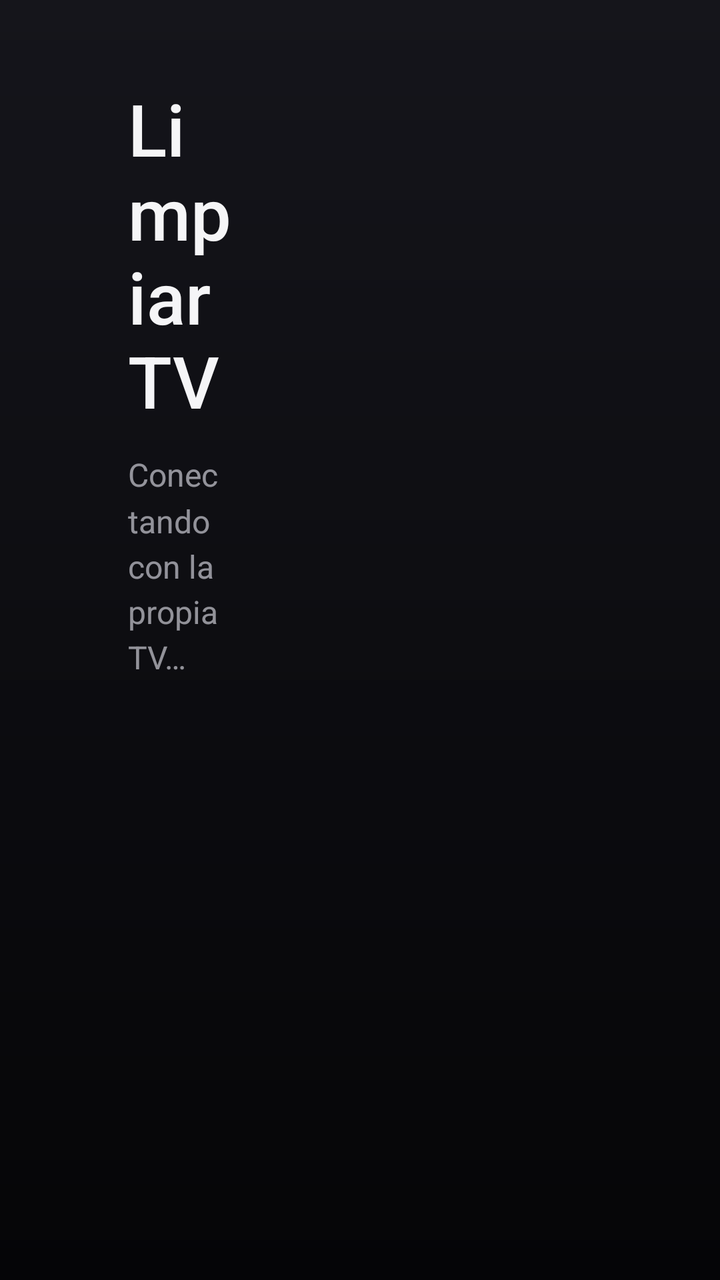
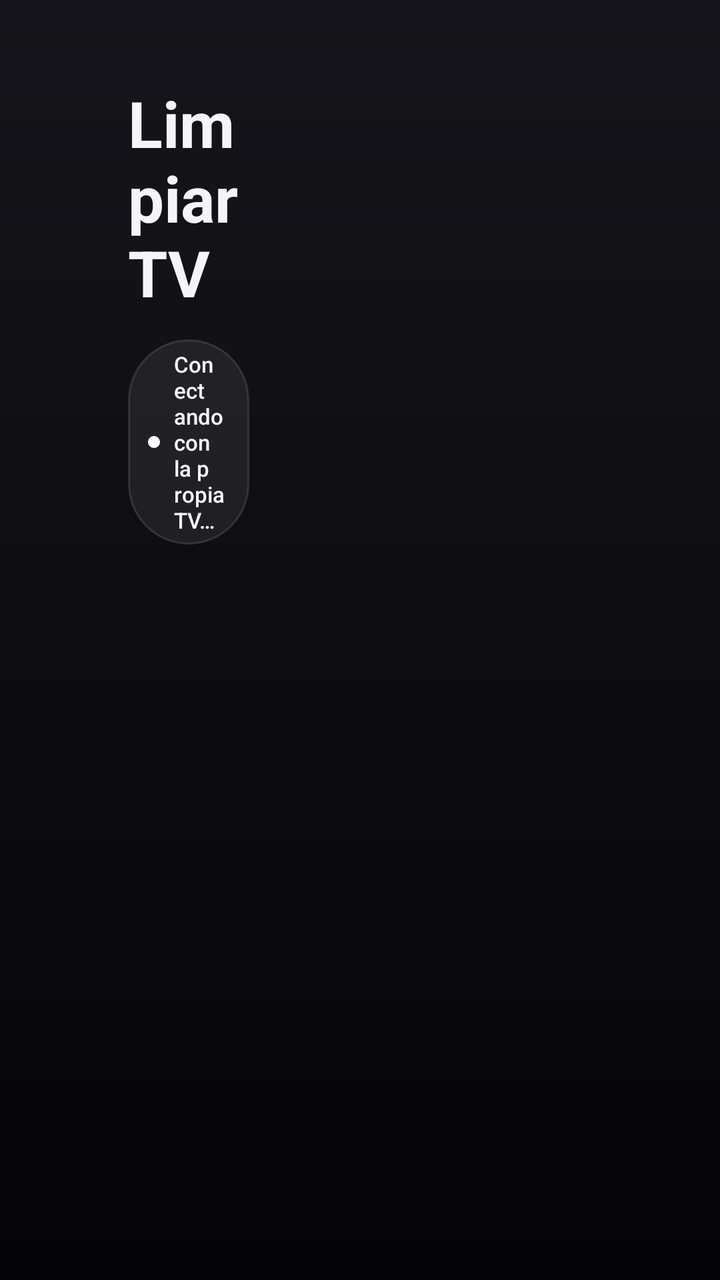

Before-and-after screenshots of an Android layout around one commit, followed by the original layout XML and the change that was made.
<!-- AndroidManifest.xml: application theme Theme.Halo -->
<!-- res/layout/activity_clean.xml -->
<?xml version="1.0" encoding="utf-8"?>
<LinearLayout xmlns:android="http://schemas.android.com/apk/res/android"
    android:layout_width="match_parent"
    android:layout_height="match_parent"
    android:baselineAligned="false"
    android:orientation="horizontal"
    android:paddingStart="@dimen/side_padding"
    android:paddingTop="40dp"
    android:paddingEnd="@dimen/side_padding"
    android:paddingBottom="32dp">

    
    <ScrollView
        android:layout_width="0dp"
        android:layout_height="match_parent"
        android:layout_weight="0.42"
        android:scrollbars="none">

        <LinearLayout
            android:id="@+id/actions"
            android:layout_width="match_parent"
            android:layout_height="wrap_content"
            android:orientation="vertical"
            android:paddingStart="0dp"
            android:paddingEnd="40dp">

            <TextView
                android:layout_width="wrap_content"
                android:layout_height="wrap_content"
                android:fontFamily="sans-serif-medium"
                android:text="@string/clean_title"
                android:textColor="@color/text_primary"
                android:textSize="36sp" />

            <TextView
                android:id="@+id/status"
                android:layout_width="match_parent"
                android:layout_height="wrap_content"
                android:layout_marginTop="12dp"
                android:layout_marginBottom="8dp"
                android:lineSpacingMultiplier="1.2"
                android:text="@string/clean_connecting"
                android:textColor="@color/text_secondary"
                android:textSize="16sp" />

            <RadioGroup
                android:id="@+id/levels"
                android:layout_width="match_parent"
                android:layout_height="wrap_content"
                android:orientation="vertical"
                android:visibility="gone">

                <RadioButton
                    android:id="@+id/level_seguro"
                    android:layout_width="match_parent"
                    android:layout_height="wrap_content"
                    android:paddingTop="10dp"
                    android:paddingBottom="10dp"
                    android:background="@drawable/focus_row"
                    android:text="@string/level_seguro"
                    android:textColor="@color/text_primary" />

                <RadioButton
                    android:id="@+id/level_recomendado"
                    android:layout_width="match_parent"
                    android:layout_height="wrap_content"
                    android:paddingTop="10dp"
                    android:paddingBottom="10dp"
                    android:background="@drawable/focus_row"
                    android:checked="true"
                    android:text="@string/level_recomendado"
                    android:textColor="@color/text_primary" />

                <RadioButton
                    android:id="@+id/level_agresivo"
                    android:layout_width="match_parent"
                    android:layout_height="wrap_content"
                    android:paddingTop="10dp"
                    android:paddingBottom="10dp"
                    android:background="@drawable/focus_row"
                    android:text="@string/level_agresivo"
                    android:textColor="@color/text_primary" />
            </RadioGroup>

            <Button
                android:id="@+id/remove"
                style="@style/TvButton"
                android:text="@string/clean_remove"
                android:visibility="gone" />

            <Button
                android:id="@+id/set_home"
                style="@style/TvButton"
                android:text="@string/clean_set_home"
                android:visibility="gone" />

            <Button
                android:id="@+id/home_button"
                style="@style/TvButton"
                android:text="@string/opt_home_button"
                android:visibility="gone" />

            <Button
                android:id="@+id/retry"
                style="@style/TvButton"
                android:text="@string/clean_retry"
                android:visibility="gone" />

            <Button
                android:id="@+id/restore_launcher"
                style="@style/TvButton"
                android:text="@string/clean_restore_launcher"
                android:visibility="gone" />

            <Button
                android:id="@+id/restore_all"
                style="@style/TvButton"
                android:text="@string/clean_restore_all"
                android:visibility="gone" />

            <TextView
                android:id="@+id/help"
                android:layout_width="match_parent"
                android:layout_height="wrap_content"
                android:layout_marginTop="20dp"
                android:lineSpacingMultiplier="1.2"
                android:text="@string/clean_manual_help"
                android:textColor="@color/text_secondary"
                android:textSize="14sp"
                android:visibility="gone" />

            <TextView
                android:id="@+id/log"
                android:layout_width="match_parent"
                android:layout_height="wrap_content"
                android:layout_marginTop="16dp"
                android:fontFamily="monospace"
                android:textColor="@color/text_secondary"
                android:textSize="12sp" />
        </LinearLayout>
    </ScrollView>

    
    <ScrollView
        android:layout_width="0dp"
        android:layout_height="match_parent"
        android:layout_weight="0.58"
        android:scrollbars="none">

        <LinearLayout
            android:id="@+id/packages"
            android:layout_width="match_parent"
            android:layout_height="wrap_content"
            android:orientation="vertical" />
    </ScrollView>
</LinearLayout>
<!-- resources referenced by this layout -->
<resources>
  <color name="text_primary">#FFF5F5F7</color>
  <color name="text_secondary">#99EBEBF5</color>
  <dimen name="side_padding">64dp</dimen>
  <!-- drawable focus_row (drawable) -->
  <?xml version="1.0" encoding="utf-8"?>
  <selector xmlns:android="http://schemas.android.com/apk/res/android">
      <item android:state_focused="true">
          <shape><solid android:color="#26FFFFFF" /><corners android:radius="12dp" /></shape>
      </item>
      <item>
          <shape><solid android:color="#00000000" /><corners android:radius="12dp" /></shape>
      </item>
  </selector>
  <string name="clean_remove">Quitar seleccionadas</string>
  <string name="clean_restore_all">Restaurar todo lo quitado</string>
  <string name="clean_retry">Reintentar conexión</string>
  <string name="clean_set_home">Usar Halo como inicio</string>
  <string name="clean_title">Limpiar TV</string>
  <string name="level_agresivo">Agresivo: + Asistente, Chromecast y streaming</string>
  <string name="level_recomendado">Recomendado: + anuncios del inicio</string>
  <string name="level_seguro">Seguro: telemetría y demos</string>
  <string name="opt_home_button">Botón Inicio → Halo</string>
  <style name="TvButton">
          <item name="android:layout_width">match_parent</item>
          <item name="android:layout_height">52dp</item>
          <item name="android:layout_marginTop">10dp</item>
          <item name="android:background">@drawable/button_tv</item>
          <item name="android:focusable">true</item>
          <item name="android:fontFamily">sans-serif-medium</item>
          <item name="android:gravity">center_vertical</item>
          <item name="android:paddingStart">20dp</item>
          <item name="android:paddingEnd">20dp</item>
          <item name="android:stateListAnimator">@null</item>
          <item name="android:textAllCaps">false</item>
          <item name="android:textColor">@color/button_tv_text</item>
          <item name="android:textSize">17sp</item>
      </style>
  <color name="bg_bottom">#FF050507</color>
  <color name="bg_top">#FF15151B</color>
  <!-- unchanged entries left out for length: 6 -->
</resources>

<!-- the commit's change to res/layout/activity_clean.xml (unified diff, before → after) -->
@@ -1,156 +1,201 @@
 <?xml version="1.0" encoding="utf-8"?>
-<LinearLayout xmlns:android="http://schemas.android.com/apk/res/android"
+<FrameLayout xmlns:android="http://schemas.android.com/apk/res/android"
     android:layout_width="match_parent"
-    android:layout_height="match_parent"
-    android:baselineAligned="false"
-    android:orientation="horizontal"
-    android:paddingStart="@dimen/side_padding"
-    android:paddingTop="40dp"
-    android:paddingEnd="@dimen/side_padding"
-    android:paddingBottom="32dp">
-
-    
-    <ScrollView
-        android:layout_width="0dp"
+    android:layout_height="match_parent">
+
+    <View
+        android:id="@+id/glow"
+        android:layout_width="match_parent"
+        android:layout_height="match_parent" />
+
+    <LinearLayout
+        android:layout_width="match_parent"
         android:layout_height="match_parent"
-        android:layout_weight="0.42"
-        android:scrollbars="none">
-
-        <LinearLayout
-            android:id="@+id/actions"
-            android:layout_width="match_parent"
-            android:layout_height="wrap_content"
-            android:orientation="vertical"
-            android:paddingStart="0dp"
-            android:paddingEnd="40dp">
-
-            <TextView
-                android:layout_width="wrap_content"
-                android:layout_height="wrap_content"
-                android:fontFamily="sans-serif-medium"
-                android:text="@string/clean_title"
-                android:textColor="@color/text_primary"
-                android:textSize="36sp" />
-
-            <TextView
-                android:id="@+id/status"
-                android:layout_width="match_parent"
-                android:layout_height="wrap_content"
-                android:layout_marginTop="12dp"
-                android:layout_marginBottom="8dp"
-                android:lineSpacingMultiplier="1.2"
-                android:text="@string/clean_connecting"
-                android:textColor="@color/text_secondary"
-                android:textSize="16sp" />
-
-            <RadioGroup
-                android:id="@+id/levels"
+        android:baselineAligned="false"
+        android:orientation="horizontal"
+        android:paddingStart="@dimen/side_padding"
+        android:paddingTop="40dp"
+        android:paddingEnd="@dimen/side_padding"
+        android:paddingBottom="24dp">
+
+        
+        <ScrollView
+            android:layout_width="0dp"
+            android:layout_height="match_parent"
+            android:layout_weight="0.4"
+            android:clipToPadding="false"
+            android:scrollbars="none">
+
+            <LinearLayout
+                android:id="@+id/actions"
                 android:layout_width="match_parent"
                 android:layout_height="wrap_content"
                 android:orientation="vertical"
-                android:visibility="gone">
-
-                <RadioButton
-                    android:id="@+id/level_seguro"
-                    android:layout_width="match_parent"
-                    android:layout_height="wrap_content"
-                    android:paddingTop="10dp"
-                    android:paddingBottom="10dp"
-                    android:background="@drawable/focus_row"
-                    android:text="@string/level_seguro"
-                    android:textColor="@color/text_primary" />
-
-                <RadioButton
-                    android:id="@+id/level_recomendado"
-                    android:layout_width="match_parent"
-                    android:layout_height="wrap_content"
-                    android:paddingTop="10dp"
-                    android:paddingBottom="10dp"
-                    android:background="@drawable/focus_row"
-                    android:checked="true"
-                    android:text="@string/level_recomendado"
-                    android:textColor="@color/text_primary" />
-
-                <RadioButton
-                    android:id="@+id/level_agresivo"
-                    android:layout_width="match_parent"
-                    android:layout_height="wrap_content"
-                    android:paddingTop="10dp"
-                    android:paddingBottom="10dp"
-                    android:background="@drawable/focus_row"
-                    android:text="@string/level_agresivo"
-                    android:textColor="@color/text_primary" />
-            </RadioGroup>
-
-            <Button
-                android:id="@+id/remove"
-                style="@style/TvButton"
-                android:text="@string/clean_remove"
-                android:visibility="gone" />
-
-            <Button
-                android:id="@+id/set_home"
-                style="@style/TvButton"
-                android:text="@string/clean_set_home"
-                android:visibility="gone" />
-
-            <Button
-                android:id="@+id/home_button"
-                style="@style/TvButton"
-                android:text="@string/opt_home_button"
-                android:visibility="gone" />
-
-            <Button
-                android:id="@+id/retry"
-                style="@style/TvButton"
-                android:text="@string/clean_retry"
-                android:visibility="gone" />
-
-            <Button
-                android:id="@+id/restore_launcher"
-                style="@style/TvButton"
-                android:text="@string/clean_restore_launcher"
-                android:visibility="gone" />
-
-            <Button
-                android:id="@+id/restore_all"
-                style="@style/TvButton"
-                android:text="@string/clean_restore_all"
-                android:visibility="gone" />
-
-            <TextView
-                android:id="@+id/help"
+                android:paddingEnd="32dp"
+                android:paddingBottom="16dp">
+
+                <TextView
+                    android:layout_width="wrap_content"
+                    android:layout_height="wrap_content"
+                    android:text="@string/clean_title"
+                    android:textColor="@color/text_primary"
+                    android:textSize="32sp"
+                    android:textStyle="bold" />
+
+                <LinearLayout
+                    android:layout_width="wrap_content"
+                    android:layout_height="wrap_content"
+                    android:layout_marginTop="12dp"
+                    android:background="@drawable/pill"
+                    android:gravity="center_vertical"
+                    android:orientation="horizontal"
+                    android:paddingStart="10dp"
+                    android:paddingTop="5dp"
+                    android:paddingEnd="12dp"
+                    android:paddingBottom="5dp">
+
+                    <View
+                        android:id="@+id/conn_dot"
+                        android:layout_width="6dp"
+                        android:layout_height="6dp"
+                        android:layout_marginEnd="7dp"
+                        android:background="@drawable/dot" />
+
+                    <TextView
+                        android:id="@+id/conn"
+                        android:layout_width="wrap_content"
+                        android:layout_height="wrap_content"
+                        android:fontFamily="sans-serif-medium"
+                        android:text="@string/clean_connecting"
+                        android:textColor="@color/text_primary"
+                        android:textSize="11sp" />
+                </LinearLayout>
+
+                <LinearLayout
+                    android:id="@+id/levels"
+                    android:layout_width="wrap_content"
+                    android:layout_height="wrap_content"
+                    android:layout_marginTop="16dp"
+                    android:background="@drawable/glass"
+                    android:orientation="horizontal"
+                    android:padding="3dp"
+                    android:visibility="gone">
+
+                    <TextView
+                        android:id="@+id/level_seguro"
+                        style="@style/SegPill"
+                        android:text="@string/level_seguro" />
+
+                    <TextView
+                        android:id="@+id/level_recomendado"
+                        style="@style/SegPill"
+                        android:text="@string/level_recomendado" />
+
+                    <TextView
+                        android:id="@+id/level_agresivo"
+                        style="@style/SegPill"
+                        android:text="@string/level_agresivo" />
+                </LinearLayout>
+
+                <TextView
+                    android:id="@+id/status"
+                    android:layout_width="match_parent"
+                    android:layout_height="wrap_content"
+                    android:layout_marginTop="14dp"
+                    android:layout_marginBottom="6dp"
+                    android:lineSpacingMultiplier="1.2"
+                    android:textColor="@color/text_secondary"
+                    android:textSize="12sp" />
+
+                <Button
+                    android:id="@+id/remove"
+                    style="@style/TvButton"
+                    android:text="@string/clean_remove"
+                    android:visibility="gone" />
+
+                <Button
+                    android:id="@+id/choose_home"
+                    style="@style/TvButton"
+                    android:text="@string/clean_choose_home"
+                    android:visibility="gone" />
+
+                <Button
+                    android:id="@+id/home_button"
+                    style="@style/TvButton"
+                    android:text="@string/opt_home_button"
+                    android:visibility="gone" />
+
+                <Button
+                    android:id="@+id/retry"
+                    style="@style/TvButton"
+                    android:text="@string/clean_retry"
+                    android:visibility="gone" />
+
+                <Button
+                    android:id="@+id/restore_all"
+                    style="@style/TvButton"
+                    android:text="@string/clean_restore_all"
+                    android:visibility="gone" />
+
+                <Button
+                    android:id="@+id/restore_launcher"
+                    style="@style/TvButton"
+                    android:text="@string/clean_restore_launcher"
+                    android:visibility="gone" />
+
+                <TextView
+                    android:id="@+id/help"
+                    android:layout_width="match_parent"
+                    android:layout_height="wrap_content"
+                    android:layout_marginTop="16dp"
+                    android:lineSpacingMultiplier="1.2"
+                    android:text="@string/clean_manual_help"
+                    android:textColor="@color/text_secondary"
+                    android:textSize="11sp"
+                    android:visibility="gone" />
+
+                <TextView
+                    android:id="@+id/log"
+                    android:layout_width="match_parent"
+                    android:layout_height="wrap_content"
+                    android:layout_marginTop="16dp"
+                    android:fontFamily="monospace"
+                    android:textColor="@color/text_secondary"
+                    android:textSize="10sp" />
+            </LinearLayout>
+        </ScrollView>
+
+        
+        <ScrollView
+            android:layout_width="0dp"
+            android:layout_height="match_parent"
+            android:layout_weight="0.6"
+            android:clipToPadding="false"
+            android:padding="4dp"
+            android:scrollbars="none">
+
+            <LinearLayout
                 android:layout_width="match_parent"
                 android:layout_height="wrap_content"
-                android:layout_marginTop="20dp"
-                android:lineSpacingMultiplier="1.2"
-                android:text="@string/clean_manual_help"
-                android:textColor="@color/text_secondary"
-                android:textSize="14sp"
-                android:visibility="gone" />
-
-            <TextView
-                android:id="@+id/log"
-                android:layout_width="match_parent"
-                android:layout_height="wrap_content"
-                android:layout_marginTop="16dp"
-                android:fontFamily="monospace"
-                android:textColor="@color/text_secondary"
-                android:textSize="12sp" />
-        </LinearLayout>
-    </ScrollView>
-
-    
-    <ScrollView
-        android:layout_width="0dp"
-        android:layout_height="match_parent"
-        android:layout_weight="0.58"
-        android:scrollbars="none">
-
-        <LinearLayout
-            android:id="@+id/packages"
-            android:layout_width="match_parent"
-            android:layout_height="wrap_content"
-            android:orientation="vertical" />
-    </ScrollView>
-</LinearLayout>
+                android:orientation="vertical">
+
+                <TextView
+                    android:id="@+id/list_header"
+                    android:layout_width="wrap_content"
+                    android:layout_height="wrap_content"
+                    android:layout_marginTop="8dp"
+                    android:layout_marginBottom="8dp"
+                    android:fontFamily="sans-serif-medium"
+                    android:letterSpacing="0.1"
+                    android:textColor="@color/text_secondary"
+                    android:textSize="10sp" />
+
+                <LinearLayout
+                    android:id="@+id/packages"
+                    android:layout_width="match_parent"
+                    android:layout_height="wrap_content"
+                    android:orientation="vertical" />
+            </LinearLayout>
+        </ScrollView>
+    </LinearLayout>
+</FrameLayout>
<!-- resource entries referenced after the edit -->
@@ -3,29 +3,51 @@
   <color name="text_primary">#FFF5F5F7</color>
   <color name="text_secondary">#99EBEBF5</color>
   <dimen name="side_padding">64dp</dimen>
-  <!-- drawable focus_row (drawable) -->
+  <!-- drawable dot (drawable) -->
   <?xml version="1.0" encoding="utf-8"?>
-  <selector xmlns:android="http://schemas.android.com/apk/res/android">
-      <item android:state_focused="true">
-          <shape><solid android:color="#26FFFFFF" /><corners android:radius="12dp" /></shape>
-      </item>
-      <item>
-          <shape><solid android:color="#00000000" /><corners android:radius="12dp" /></shape>
-      </item>
-  </selector>
-  <string name="clean_remove">Quitar seleccionadas</string>
+  <shape xmlns:android="http://schemas.android.com/apk/res/android" android:shape="oval">
+      <solid android:color="#FFFFFFFF" />
+  </shape>
+  <!-- drawable glass (drawable) -->
+  <?xml version="1.0" encoding="utf-8"?>
+  <shape xmlns:android="http://schemas.android.com/apk/res/android">
+      <solid android:color="@color/glass_fill" />
+      <stroke android:width="1dp" android:color="@color/glass_stroke" />
+      <corners android:radius="22dp" />
+  </shape>
+  <!-- drawable pill (drawable) -->
+  <?xml version="1.0" encoding="utf-8"?>
+  <shape xmlns:android="http://schemas.android.com/apk/res/android">
+      <solid android:color="@color/glass_fill" />
+      <stroke android:width="1dp" android:color="@color/glass_stroke" />
+      <corners android:radius="999dp" />
+  </shape>
+  <string name="clean_choose_home">Elegir launcher de inicio</string>
+  <string name="clean_remove">Quitar apps</string>
   <string name="clean_restore_all">Restaurar todo lo quitado</string>
   <string name="clean_retry">Reintentar conexión</string>
-  <string name="clean_set_home">Usar Halo como inicio</string>
   <string name="clean_title">Limpiar TV</string>
-  <string name="level_agresivo">Agresivo: + Asistente, Chromecast y streaming</string>
-  <string name="level_recomendado">Recomendado: + anuncios del inicio</string>
-  <string name="level_seguro">Seguro: telemetría y demos</string>
+  <string name="level_agresivo">Agresivo</string>
+  <string name="level_recomendado">Recomendado</string>
+  <string name="level_seguro">Seguro</string>
   <string name="opt_home_button">Botón Inicio → Halo</string>
+  <style name="SegPill">
+          <item name="android:layout_width">wrap_content</item>
+          <item name="android:layout_height">wrap_content</item>
+          <item name="android:background">@drawable/seg_pill</item>
+          <item name="android:focusable">true</item>
+          <item name="android:fontFamily">sans-serif-medium</item>
+          <item name="android:paddingStart">14dp</item>
+          <item name="android:paddingEnd">14dp</item>
+          <item name="android:paddingTop">7dp</item>
+          <item name="android:paddingBottom">7dp</item>
+          <item name="android:textColor">@color/seg_text</item>
+          <item name="android:textSize">13sp</item>
+      </style>
   <style name="TvButton">
           <item name="android:layout_width">match_parent</item>
-          <item name="android:layout_height">52dp</item>
-          <item name="android:layout_marginTop">10dp</item>
+          <item name="android:layout_height">44dp</item>
+          <item name="android:layout_marginTop">8dp</item>
           <item name="android:background">@drawable/button_tv</item>
           <item name="android:focusable">true</item>
           <item name="android:fontFamily">sans-serif-medium</item>
@@ -35,8 +57,27 @@
           <item name="android:stateListAnimator">@null</item>
           <item name="android:textAllCaps">false</item>
           <item name="android:textColor">@color/button_tv_text</item>
-          <item name="android:textSize">17sp</item>
+          <item name="android:textSize">15sp</item>
       </style>
+  <color name="glass_fill">#12FFFFFF</color>
+  <color name="glass_stroke">#1FFFFFFF</color>
+  <!-- drawable seg_pill (drawable) -->
+  <?xml version="1.0" encoding="utf-8"?>
+  <selector xmlns:android="http://schemas.android.com/apk/res/android">
+      <item android:state_selected="true" android:state_focused="true">
+          <shape><solid android:color="#FFF5F5F7" /><stroke android:width="2dp" android:color="@color/accent_blue" /><corners android:radius="7dp" /></shape>
+      </item>
+      <item android:state_selected="true">
+          <shape><solid android:color="#FFF5F5F7" /><corners android:radius="7dp" /></shape>
+      </item>
+      <item android:state_focused="true">
+          <shape><solid android:color="#33FFFFFF" /><corners android:radius="7dp" /></shape>
+      </item>
+      <item>
+          <shape><solid android:color="#00000000" /><corners android:radius="7dp" /></shape>
+      </item>
+  </selector>
+  <color name="accent_blue">#FF0A84FF</color>
   <color name="bg_bottom">#FF050507</color>
   <color name="bg_top">#FF15151B</color>
   <!-- unchanged entries left out for length: 6 -->
